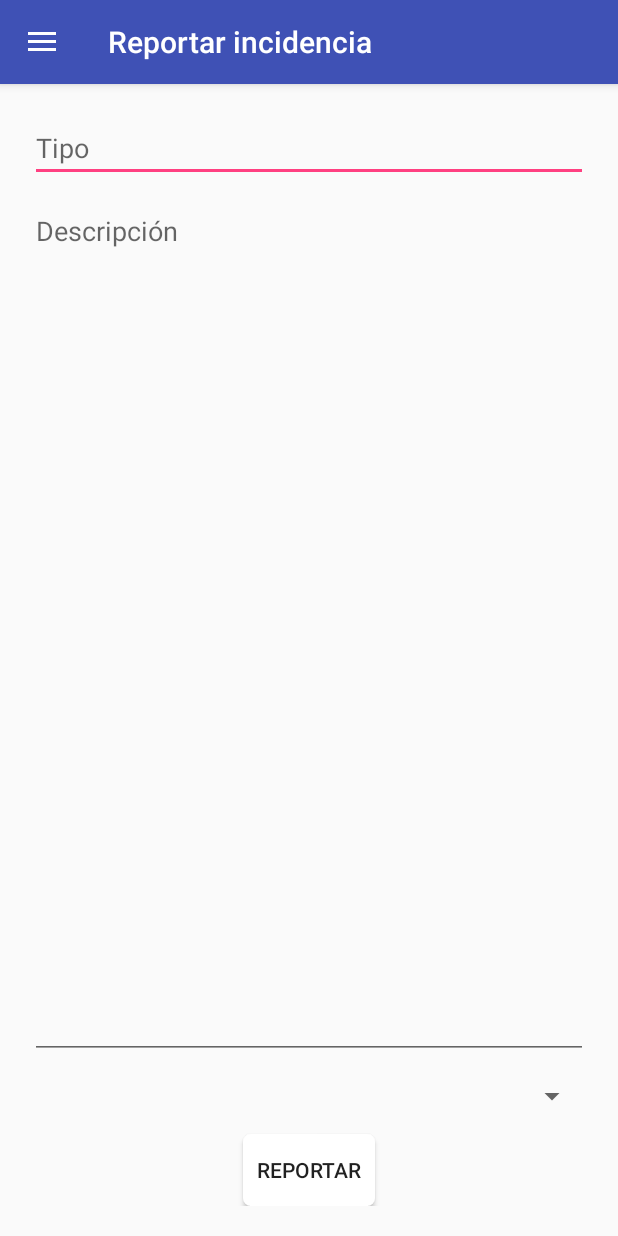
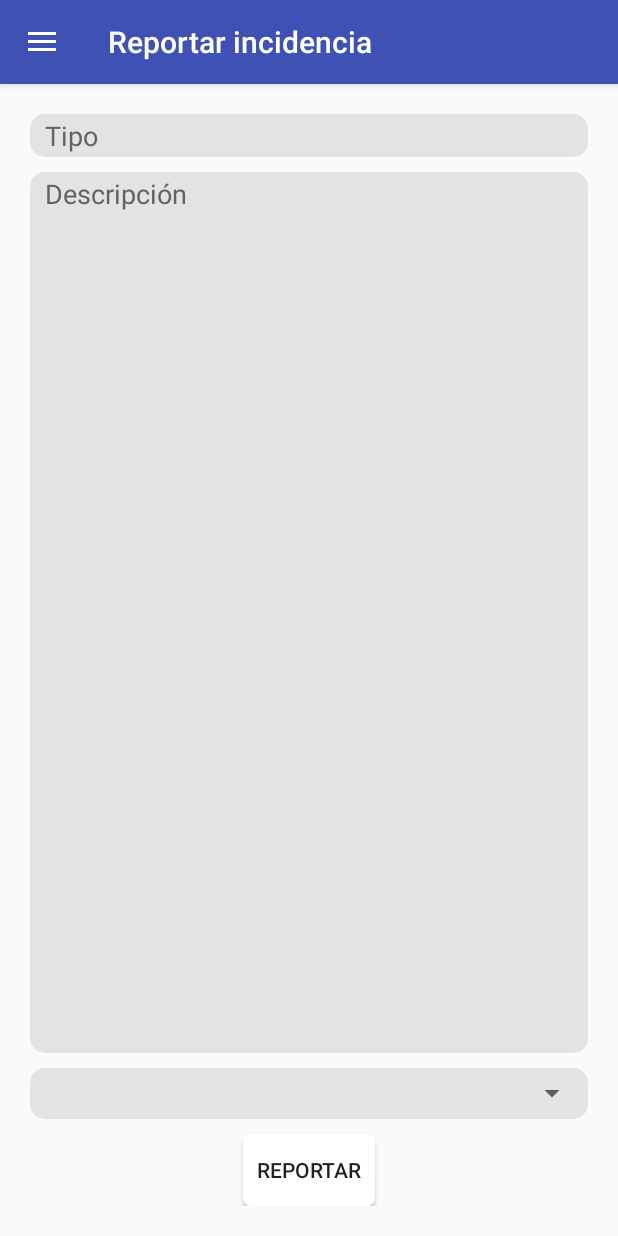
Before and after one commit to briangomez2016/BicicletasUsuario, an Android app: the Perfil screen opened directly, with no data from a screen before it, in the side drawer, after a tap on "Reportar incidencia", on a phone screen of 412 x 824 dp. Run offline under Robolectric (Android 15) with nearby library versions, the phone set to English and light mode, and no system bars; our stand-ins replace ButterKnife; 2 statements that could not run were skipped.

Commit message:
Merge branch 'master' of https://github.com/briangomez2016/BicicletasUsuario
# Conflicts:
#	.idea/caches/build_file_checksums.ser

```diff
--- a/app/src/main/java/com/example/brian/bicicletasusuario/ApiCliente/ApiCliente.java
+++ b/app/src/main/java/com/example/brian/bicicletasusuario/ApiCliente/ApiCliente.java
@@ -8,7 +8,7 @@ import retrofit2.converter.gson.GsonConverterFactory;
 
 public class ApiCliente {
 
-        public static final String BASE_URL = "http://192.168.10.165/BackEndMoviles/public/";
+        public static final String BASE_URL = "http://192.168.10.56/BackEndMoviles/public/";
         private static Retrofit retrofit = null;
 
 
--- a/app/src/main/java/com/example/brian/bicicletasusuario/ReporteIncidencia.java
+++ b/app/src/main/java/com/example/brian/bicicletasusuario/ReporteIncidencia.java
@@ -2,6 +2,7 @@ package com.example.brian.bicicletasusuario;
 
 import android.content.Context;
 import android.content.SharedPreferences;
+import android.content.res.Resources;
 import android.graphics.Color;
 import android.net.Uri;
 import android.os.Bundle;
@@ -124,7 +125,7 @@ public class ReporteIncidencia extends Fragment {
                         //Poner el primer valor en color gris
                         if (position == 0) {
                             TextView textView = (TextView) parent.getChildAt(position);
-                            textView.setTextColor(Color.GRAY);
+                            textView.setTextColor(R.color.hintReportarIncidencia);
                             paradaSeleccionada = null;
                         } else {
                             paradaSeleccionada = parent.getItemAtPosition(position).toString();
@@ -159,22 +160,23 @@ public class ReporteIncidencia extends Fragment {
             Toast.makeText(getActivity(), "Especifique una descipción de la inicidencia", Toast.LENGTH_SHORT).show();
             return;
         } else {
-            // Toast.makeText(getActivity(),"Tipo: "+textTipo,Toast.LENGTH_SHORT).show();
-            //Toast.makeText(getActivity(),"Descipción: "+textDescripcion,Toast.LENGTH_SHORT).show();
-            //Toast.makeText(getActivity(),"Parada: "+paradaSeleccionada,Toast.LENGTH_SHORT).show();
-            enviarReporte(textDescripcion, textTipo);
+             enviarReporte(textDescripcion, textTipo);
         }
     }
 
-    private void enviarReporte(String descripcion, String tipo) {
+    private void enviarReporte(String textDescripcion, final String textTipo) {
         SharedPreferences sp = this.getActivity().getSharedPreferences("usuario", Context.MODE_PRIVATE);
-        Call<RespuestaIncidencia> call = ApiCliente.getClient().create(ApiInterface.class).reportarIncidencia(sp.getString("email", null), paradaSeleccionada, "0", null, descripcion);
+        Call<RespuestaIncidencia> call = ApiCliente.getClient().create(ApiInterface.class).reportarIncidencia(sp.getString("email", null), paradaSeleccionada, "0", null, textDescripcion);
         call.enqueue(new Callback<RespuestaIncidencia>() {
 
             @Override
             public void onResponse(Call<RespuestaIncidencia> call, Response<RespuestaIncidencia> response) {
                 if(response.body().getCodigo().equals("1")){
                     Toast.makeText(getActivity(), "Inicidencia enviada, gracias por reportarla.", Toast.LENGTH_SHORT).show();
+                    tipo.setText("");
+                    descripcion.setText("");
+                    spinnerParada.setSelection(0);
+                    spinnerParada.setSelected(true);
                 }else{
                     Toast.makeText(getActivity(), "Error al enviar la incidencia.", Toast.LENGTH_SHORT).show();
                 }
--- /dev/null
+++ b/app/src/main/res/drawable/fondo_gris_redondeado.xml
@@ -0,0 +1,10 @@
+<?xml version="1.0" encoding="utf-8"?>
+<shape xmlns:android="http://schemas.android.com/apk/res/android">
+
+    <solid
+        android:color="#e4e3e3"/>
+
+    <corners
+        android:radius="10dp"/>
+
+</shape>
--- a/app/src/main/res/layout/fragment_reporte_incidencia.xml
+++ b/app/src/main/res/layout/fragment_reporte_incidencia.xml
@@ -19,6 +19,12 @@
             android:layout_width="match_parent"
             android:layout_height="wrap_content"
             android:hint="Tipo"
+            android:background="@drawable/fondo_gris_redondeado"
+            android:textColorHint="@color/hintReportarIncidencia"
+            android:paddingTop="2dp"
+            android:paddingBottom="2dp"
+            android:paddingLeft="10dp"
+            android:paddingRight="10dp"
             android:inputType="text" />
 
         <EditText
@@ -28,15 +34,29 @@
             android:layout_weight="1"
             android:layout_marginTop="10dp"
             android:hint="Descripción"
+            android:textColorHint="@color/hintReportarIncidencia"
             android:gravity="top"
+            android:paddingTop="2dp"
+            android:paddingBottom="2dp"
+            android:paddingLeft="10dp"
+            android:paddingRight="10dp"
+            android:background="@drawable/fondo_gris_redondeado"
             android:inputType="textMultiLine" />
 
-        <Spinner
-            android:id="@+id/parada"
+        <LinearLayout
             android:layout_width="match_parent"
-            android:layout_height="30dp"
-            android:layout_marginTop="10dp"
-            android:textAlignment="center" />
+            android:layout_height="wrap_content"
+            android:background="@drawable/fondo_gris_redondeado"
+            android:paddingTop="2dp"
+            android:paddingBottom="2dp"
+            android:layout_marginTop="10dp">
+            <Spinner
+                android:id="@+id/parada"
+                android:layout_width="match_parent"
+                android:layout_height="30dp"
+                android:textAlignment="center" />
+        </LinearLayout>
+
 
         <Button
             android:id="@+id/btnReportar"
--- a/app/src/main/res/values/colors.xml
+++ b/app/src/main/res/values/colors.xml
@@ -3,4 +3,5 @@
     <color name="colorPrimary">#3F51B5</color>
     <color name="colorPrimaryDark">#303F9F</color>
     <color name="colorAccent">#FF4081</color>
+    <color name="hintReportarIncidencia">#616364</color>
 </resources>
```
